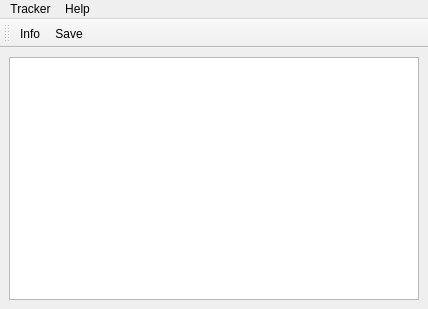
First picture: the form in src/igotugui/igotugui.ui, repository mnalis/igotu2gpx, before the edit.
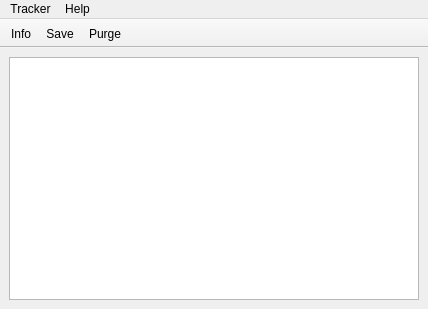
Second picture: the form after the edit.

Commit message: GUI and command line purge support, still untested.

```diff
--- a/src/igotugui/igotugui.ui
+++ b/src/igotugui/igotugui.ui
@@ -49,18 +49,30 @@
    <addaction name="menuFile"/>
    <addaction name="menuHelp"/>
   </widget>
-  <widget class="QToolBar" name="toolBar">
-   <property name="windowTitle">
+  <widget class="QToolBar" name="toolBar" >
+   <property name="geometry" >
+    <rect>
+     <x>0</x>
+     <y>27</y>
+     <width>428</width>
+     <height>33</height>
+    </rect>
+   </property>
+   <property name="windowTitle" >
     <string>toolBar</string>
    </property>
-   <attribute name="toolBarArea">
+   <property name="movable" >
+    <bool>false</bool>
+   </property>
+   <attribute name="toolBarArea" >
     <enum>TopToolBarArea</enum>
    </attribute>
    <attribute name="toolBarBreak">
     <bool>false</bool>
    </attribute>
-   <addaction name="actionInfo"/>
-   <addaction name="actionSave"/>
+   <addaction name="actionInfo" />
+   <addaction name="actionSave" />
+   <addaction name="actionPurge" />
   </widget>
   <action name="actionQuit">
    <property name="text">
@@ -93,6 +105,11 @@
     <string>Save</string>
    </property>
   </action>
+  <action name="actionPurge" >
+   <property name="text" >
+    <string>Purge...</string>
+   </property>
+  </action>
  </widget>
  <resources/>
  <connections/>
```
Left out of the diff: 82 changed lines with no effect on the pictures. The commit also changes 20 other files.
